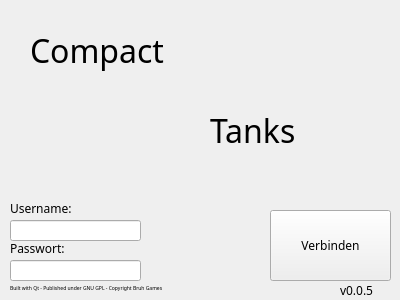
The window that ui/frmlogin.ui (C0dingschmuser/CompactTanks) describes before a commit, drawn with Qt 5.
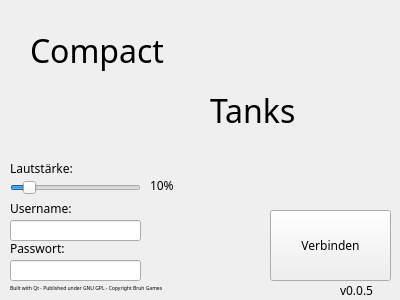
The same window after the commit.

```diff
--- a/ui/frmlogin.ui
+++ b/ui/frmlogin.ui
@@ -115,7 +115,7 @@
    <property name="geometry">
     <rect>
      <x>210</x>
-     <y>90</y>
+     <y>70</y>
      <width>171</width>
      <height>81</height>
     </rect>
@@ -185,6 +185,61 @@
     <string>Verbinden</string>
    </property>
   </widget>
+  <widget class="QLabel" name="label_7">
+   <property name="geometry">
+    <rect>
+     <x>10</x>
+     <y>160</y>
+     <width>131</width>
+     <height>16</height>
+    </rect>
+   </property>
+   <property name="font">
+    <font>
+     <family>Pixeled</family>
+    </font>
+   </property>
+   <property name="text">
+    <string>Lautstärke:</string>
+   </property>
+  </widget>
+  <widget class="QSlider" name="sliderVolume">
+   <property name="geometry">
+    <rect>
+     <x>10</x>
+     <y>180</y>
+     <width>131</width>
+     <height>16</height>
+    </rect>
+   </property>
+   <property name="maximum">
+    <number>100</number>
+   </property>
+   <property name="value">
+    <number>10</number>
+   </property>
+   <property name="orientation">
+    <enum>Qt::Horizontal</enum>
+   </property>
+  </widget>
+  <widget class="QLabel" name="lblVolume">
+   <property name="geometry">
+    <rect>
+     <x>150</x>
+     <y>175</y>
+     <width>131</width>
+     <height>21</height>
+    </rect>
+   </property>
+   <property name="font">
+    <font>
+     <family>Pixeled</family>
+    </font>
+   </property>
+   <property name="text">
+    <string>10%</string>
+   </property>
+  </widget>
  </widget>
  <resources/>
  <connections/>
```
